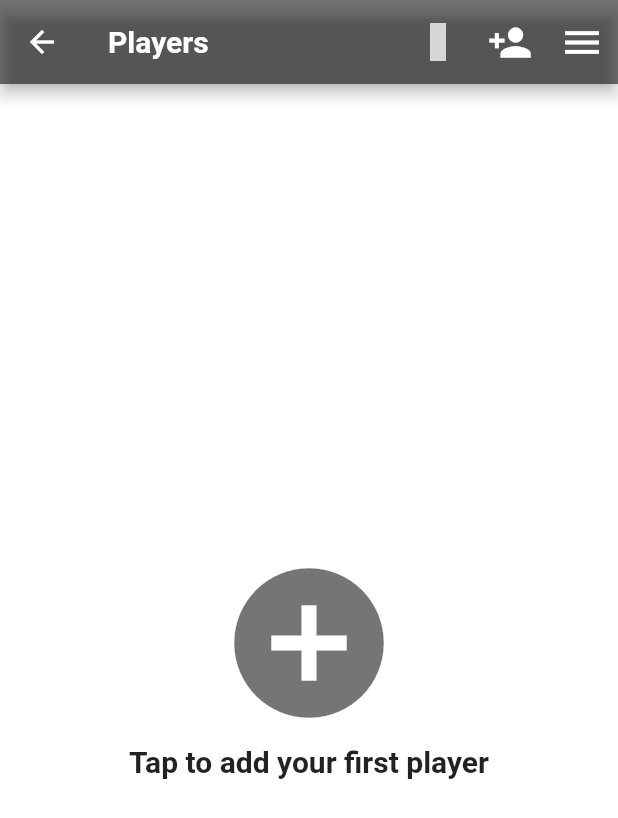
After one commit to outlaws42/score, a Flutter app: the MatchForm screen opened by its route, after a tap on "Select Player1", on a phone screen of 412 x 824 dp. The commit adds this screen. Shown: the top 818 px of the screen. Run offline on Flutter 3.47's test engine with Material 2 defaults, Android fonts, the light colour scheme and no system bars; our stand-ins replace flutter_colorpicker, flutter_markdown, flutter_riverpod, get, material_design_icons_flutter, package_info_plus and 3 more; missing offline and left inert: filesystem_picker; accounts and stored records are empty; grey boxes are pictures that could not be loaded.

Commit message:
incremental change, add player select screen

```diff
--- a/lib/main.dart
+++ b/lib/main.dart
@@ -6,6 +6,7 @@ import './helpers/theme_config.dart';
 import './views/match_screen.dart';
 import './views/settings.dart';
 import './views/player_screen.dart';
+import './views/player_select_screen.dart';
 import './views/game_screen.dart';
 import './views/team_screen.dart';
 import './views/match_current_screen_list.dart';
@@ -39,6 +40,7 @@ class MyApp extends ConsumerWidget {
         GetPage(name: '/match_current', page: () => MatchCurrentScreenList()),
         GetPage(name: '/games', page: () => GameScreen()),
         GetPage(name: '/players', page: () => PlayersScreen()),
+        GetPage(name: '/players_select', page: () => PlayersSelectScreen()),
         GetPage(name: '/teams', page: () => TeamScreen()),
         GetPage(name: '/match_form', page: () => MatchForm()),
         GetPage(name: '/game_form', page: () => GameForm()),
--- /dev/null
+++ b/lib/views/player_select_list.dart
@@ -0,0 +1,58 @@
+import 'package:flutter/material.dart';
+import 'package:flutter_riverpod/flutter_riverpod.dart';
+import 'package:get/get.dart';
+import 'package:flutter/widgets.dart';
+import '../controllers/providers.dart';
+import '../helpers/custom_widgets/page_widgets.dart';
+
+class PlayerSelectList extends ConsumerWidget {
+  @override
+  Widget build(BuildContext context, ScopedReader watch) {
+    List args = Get.arguments;
+    final _player = watch(playerProvider);
+    final _matchList = watch(matchProvider).match;
+    var _filterPlayer = args[0] == "form"
+        ? _player.player.where((win) => win.id != int.parse(args[1])).toList()
+        : _player.player;
+    return _player.player.length == 0
+        ? PageWidgets().noData(
+            context: context,
+            pageName: 'player',
+            pageLink: '/player_form',
+          )
+        : Column(
+            children: [
+              PageWidgets().headerButton(
+                context: context,
+                column1: 'Name',
+                column2: 'Wins',
+              ),
+              Expanded(
+                child: RefreshIndicator(
+                  child: ListView.builder(
+                    itemCount: args[0] == "form"
+                        ? _filterPlayer.length
+                        : _player.player.length,
+                    itemBuilder: (contex, index) {
+                      return PageWidgets().selectPlayer(
+                        context: context,
+                        index: index,
+                        player:
+                            args[0] == "form" ? _filterPlayer : _player.player,
+                        matchList: _matchList,
+                        playerProv: _player,
+                      );
+                    },
+                    physics: const BouncingScrollPhysics(
+                      parent: AlwaysScrollableScrollPhysics(),
+                    ),
+                  ),
+                  onRefresh: () async {
+                    await context.read(playerProvider).fetchPlayer();
+                  },
+                ),
+              ),
+            ],
+          );
+  }
+}
--- /dev/null
+++ b/lib/views/player_select_screen.dart
@@ -0,0 +1,62 @@
+import 'package:flutter/material.dart';
+import 'package:material_design_icons_flutter/material_design_icons_flutter.dart';
+import 'player_select_list.dart';
+import '../helpers.dart';
+
+class PlayersSelectScreen extends StatelessWidget {
+  @override
+  Widget build(BuildContext context) {
+    return Scaffold(
+      appBar: AppBar(
+        title: Text(
+          "Players",
+          style: Theme.of(context).textTheme.headline3,
+        ),
+        actions: [
+          PageWidgets().iconButtonBarDocs(
+            context: context,
+            data: "assets/help_player.md",
+            icon: Icon(MdiIcons.help),
+            iconSize: 25,
+          ),
+          PageWidgets().iconButtonBar(
+            context: context,
+            pageLink: "/player_form",
+            icon: Icon(Icons.person_add),
+          ),
+          PopupMenuButton(
+              iconSize: 30,
+              icon: Icon(Icons.menu),
+              itemBuilder: (BuildContext context) => <PopupMenuItem>[
+                    MenuWidgets.menuItem(
+                      context: context,
+                      menuTitle: "Matches",
+                      icon: Icon(Icons.list_alt),
+                      value: 1,
+                    ),
+                    MenuWidgets.menuItem(
+                      context: context,
+                      menuTitle: "Games",
+                      icon: Icon(Icons.games),
+                      value: 3,
+                    ),
+                    MenuWidgets.menuItem(
+                      context: context,
+                      menuTitle: "Settings",
+                      icon: Icon(Icons.settings),
+                      value: 10,
+                    ),
+                  ],
+              onSelected: (value) {
+                MenuWidgets.menuSelect(
+                  context,
+                  value,
+                  "player_screen",
+                );
+              })
+        ],
+      ),
+      body: PlayerSelectList(),
+    );
+  }
+}
```
Also changed, not shown: lib/controllers/match_provider.dart (+113 -80 lines), lib/controllers/player_provider.dart (+75 -5 lines), lib/helpers/custom_widgets/page_widgets.dart (+130 -0 lines), lib/helpers/custom_widgets/popup_dialog_widgets.dart (+9 -0 lines), lib/views/match_form.dart (+24 -24 lines), lib/views/player_tile_update.dart (+20 -8 lines).
